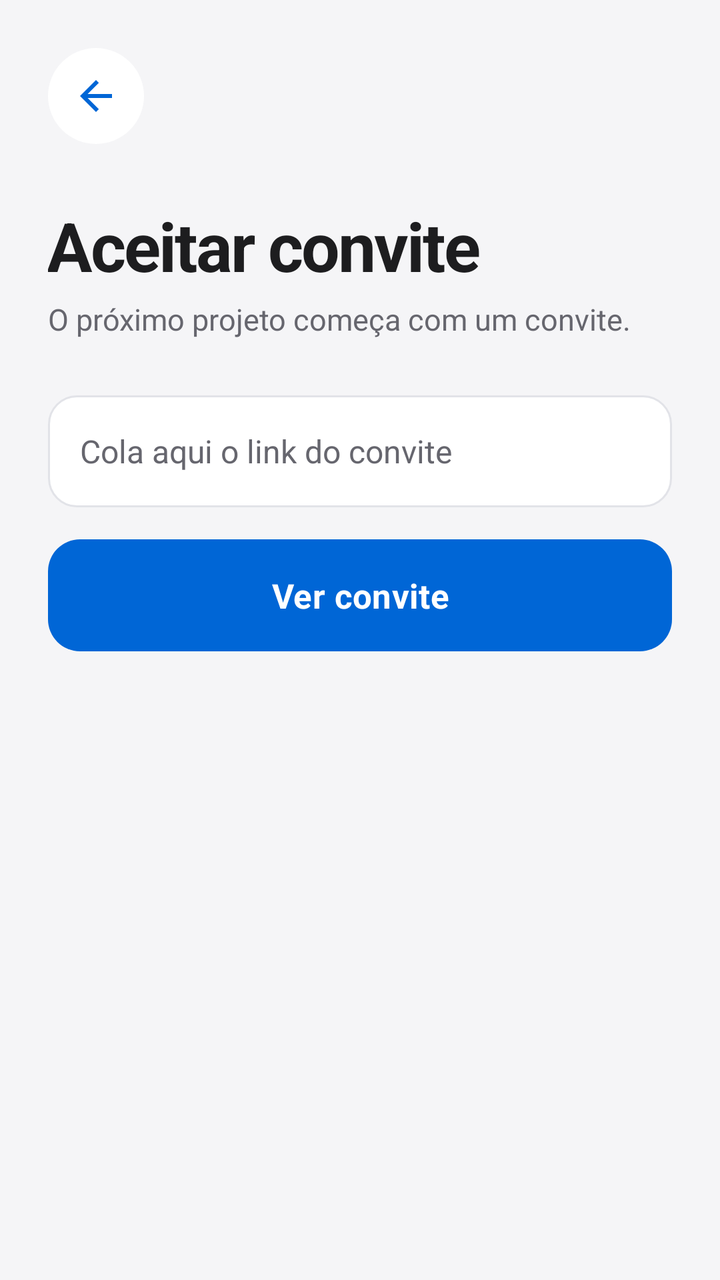
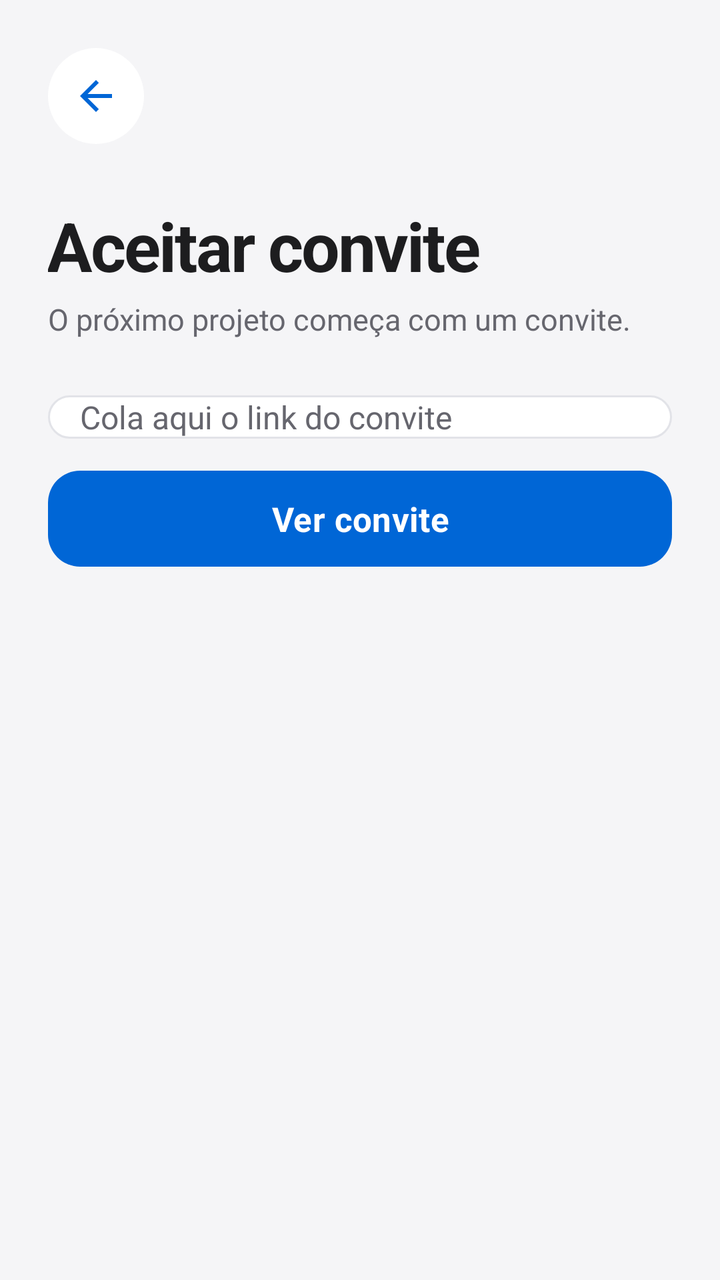

Screens rendered from an Android XML layout before and after an edit, with the pre-edit source and the edit as a unified diff.
<!-- AndroidManifest.xml: application theme Theme.TaskFlow -->
<!-- res/layout/activity_convite.xml -->
<?xml version="1.0" encoding="utf-8"?>
<ScrollView
    xmlns:android="http://schemas.android.com/apk/res/android"
    xmlns:app="http://schemas.android.com/apk/res-auto"
    android:id="@+id/raiz"
    android:layout_width="match_parent"
    android:layout_height="match_parent"
    android:background="@color/fundo"
    android:fillViewport="true"
    android:clipToPadding="false">
    <LinearLayout
        android:layout_width="match_parent"
        android:layout_height="wrap_content"
        android:orientation="vertical"
        android:padding="24dp"
        android:focusableInTouchMode="true">
        <LinearLayout
            android:layout_width="match_parent"
            android:layout_height="wrap_content"
            android:orientation="horizontal">
            <ImageButton
                android:id="@+id/botao_voltar"
                style="@style/BotaoIcone"
                android:src="@drawable/ic_voltar"
                android:contentDescription="@string/voltar"/>
        </LinearLayout>
        <Space android:layout_width="1dp" android:layout_height="20dp"/>
        <TextView style="@style/TituloGrande" android:text="@string/aceitar_convite"/>
        <TextView style="@style/TextoApoio" android:text="@string/convite_apoio"/>
        <Space android:layout_width="1dp" android:layout_height="28dp"/>
        <EditText
            android:id="@+id/campo_convite"
            style="@style/Campo"
            android:hint="@string/colar_link_convite"
            android:inputType="textUri"/>
        <Space android:layout_width="1dp" android:layout_height="16dp"/>
        <com.google.android.material.button.MaterialButton
            android:id="@+id/botao_ver"
            style="@style/BotaoPrimario"
            android:text="@string/ver_convite"/>
        <Space android:layout_width="1dp" android:layout_height="20dp"/>
        <TextView
            android:id="@+id/texto_convite"
            style="@style/TextoApoio"
            android:background="@drawable/bg_cartao"
            android:padding="24dp"
            android:visibility="gone"/>
        <Space android:layout_width="1dp" android:layout_height="20dp"/>
        <com.google.android.material.button.MaterialButton
            android:id="@+id/botao_aceitar"
            style="@style/BotaoPrimario"
            android:text="@string/aceitar_convite"
            android:visibility="gone"/>
    </LinearLayout>
</ScrollView>
<!-- resources referenced by this layout -->
<resources>
  <color name="fundo">#F5F5F7</color>
  <string name="aceitar_convite">Aceitar convite</string>
  <string name="colar_link_convite">Cola aqui o link do convite</string>
  <string name="ver_convite">Ver convite</string>
  <string name="voltar">Voltar</string>
  <style name="BotaoIcone">
          <item name="android:layout_width">48dp</item>
          <item name="android:layout_height">48dp</item>
          <item name="android:background">@drawable/bg_acao</item>
          <item name="android:padding">12dp</item>
          <item name="tint">@color/roxo</item>
      </style>
  <style name="BotaoPrimario" parent="Widget.Material3.Button">
          <item name="android:layout_width">match_parent</item>
          <item name="android:layout_height">56dp</item>
          <item name="android:textSize">17sp</item>
          <item name="android:textStyle">bold</item>
          <item name="android:textAllCaps">false</item>
          <item name="android:textColor">@android:color/white</item>
          <item name="backgroundTint">@color/azul_botao</item>
          <item name="cornerRadius">16dp</item>
          <item name="android:insetTop">0dp</item>
          <item name="android:insetBottom">0dp</item>
      </style>
  <style name="Campo">
          <item name="android:layout_width">match_parent</item>
          <item name="android:layout_height">56dp</item>
          <item name="android:background">@drawable/bg_input</item>
          <item name="android:paddingStart">16dp</item>
          <item name="android:paddingEnd">16dp</item>
          <item name="android:textColor">@color/texto</item>
          <item name="android:textColorHint">@color/texto_secundario</item>
          <item name="android:textSize">16sp</item>
          <item name="android:singleLine">true</item>
      </style>
  <style name="TextoApoio">
          <item name="android:layout_width">match_parent</item>
          <item name="android:layout_height">wrap_content</item>
          <item name="android:textSize">15sp</item>
          <item name="android:lineSpacingExtra">4dp</item>
          <item name="android:textColor">@color/texto_secundario</item>
      </style>
  <style name="TituloGrande">
          <item name="android:layout_width">match_parent</item>
          <item name="android:layout_height">wrap_content</item>
          <item name="android:textSize">34sp</item>
          <item name="android:textColor">@color/texto</item>
          <item name="android:textStyle">bold</item>
          <item name="android:letterSpacing">-0.03</item>
          <item name="android:paddingTop">8dp</item>
          <item name="android:paddingBottom">4dp</item>
      </style>
  <color name="cartao">#FFFFFF</color>
  <color name="texto">#1D1D1F</color>
  <color name="roxo">#0066D6</color>
  <color name="azul_botao">#0066D6</color>
  <color name="texto_secundario">#66666E</color>
  <color name="roxo_suave">#E5EFFF</color>
  <color name="fundo_input">#FFFFFF</color>
  <color name="separador">#E2E3E8</color>
  <style name="ShapeAppearance.TaskFlow.Dialog" parent="ShapeAppearance.Material3.Corner.Large">
          <item name="cornerSize">24dp</item>
      </style>
  <!-- unchanged entries left out for length: 8 -->
</resources>

<!-- the commit's change to res/layout/activity_convite.xml (unified diff, before → after) -->
@@ -8,48 +8,100 @@
     android:background="@color/fundo"
     android:fillViewport="true"
     android:clipToPadding="false">
-    <LinearLayout
+
+    <androidx.constraintlayout.widget.ConstraintLayout
         android:layout_width="match_parent"
         android:layout_height="wrap_content"
-        android:orientation="vertical"
-        android:padding="24dp"
+        android:padding="@dimen/margem_ecra"
         android:focusableInTouchMode="true">
-        <LinearLayout
-            android:layout_width="match_parent"
+
+        <ImageButton
+            android:id="@+id/botao_voltar"
+            style="@style/BotaoIcone"
+            android:src="@drawable/ic_voltar"
+            android:contentDescription="@string/voltar"
+            app:layout_constraintStart_toStartOf="parent"
+            app:layout_constraintTop_toTopOf="parent"/>
+
+        <TextView
+            android:id="@+id/titulo_convite"
+            style="@style/TituloGrande"
+            android:layout_width="0dp"
             android:layout_height="wrap_content"
-            android:orientation="horizontal">
-            <ImageButton
-                android:id="@+id/botao_voltar"
-                style="@style/BotaoIcone"
-                android:src="@drawable/ic_voltar"
-                android:contentDescription="@string/voltar"/>
-        </LinearLayout>
-        <Space android:layout_width="1dp" android:layout_height="20dp"/>
-        <TextView style="@style/TituloGrande" android:text="@string/aceitar_convite"/>
-        <TextView style="@style/TextoApoio" android:text="@string/convite_apoio"/>
-        <Space android:layout_width="1dp" android:layout_height="28dp"/>
+            android:layout_marginTop="@dimen/margem"
+            android:text="@string/aceitar_convite"
+            app:layout_constraintEnd_toEndOf="parent"
+            app:layout_constraintStart_toStartOf="parent"
+            app:layout_constraintTop_toBottomOf="@id/botao_voltar"/>
+
+        <TextView
+            android:id="@+id/texto_apoio_convite"
+            style="@style/TextoApoio"
+            android:layout_width="0dp"
+            android:layout_height="wrap_content"
+            android:text="@string/convite_apoio"
+            app:layout_constraintEnd_toEndOf="parent"
+            app:layout_constraintStart_toStartOf="parent"
+            app:layout_constraintTop_toBottomOf="@id/titulo_convite"/>
+
         <EditText
             android:id="@+id/campo_convite"
             style="@style/Campo"
+            android:layout_width="0dp"
+            android:layout_height="wrap_content"
+            android:layout_marginTop="@dimen/margem_grande"
             android:hint="@string/colar_link_convite"
-            android:inputType="textUri"/>
-        <Space android:layout_width="1dp" android:layout_height="16dp"/>
+            android:inputType="textUri"
+            app:layout_constraintEnd_toEndOf="parent"
+            app:layout_constraintStart_toStartOf="parent"
+            app:layout_constraintTop_toBottomOf="@id/texto_apoio_convite"/>
+
         <com.google.android.material.button.MaterialButton
             android:id="@+id/botao_ver"
             style="@style/BotaoPrimario"
-            android:text="@string/ver_convite"/>
-        <Space android:layout_width="1dp" android:layout_height="20dp"/>
+            android:layout_width="0dp"
+            android:layout_height="wrap_content"
+            android:layout_marginTop="@dimen/espaco_16"
+            android:text="@string/ver_convite"
+            app:layout_constraintEnd_toEndOf="parent"
+            app:layout_constraintStart_toStartOf="parent"
+            app:layout_constraintTop_toBottomOf="@id/campo_convite"/>
+
+        
+        <ProgressBar
+            android:id="@+id/loading"
+            android:layout_width="@dimen/altura_indicador"
+            android:layout_height="@dimen/altura_indicador"
+            android:layout_marginTop="@dimen/margem_pequena"
+            android:visibility="gone"
+            app:layout_constraintEnd_toEndOf="parent"
+            app:layout_constraintStart_toStartOf="parent"
+            app:layout_constraintTop_toBottomOf="@id/botao_ver"/>
+
         <TextView
             android:id="@+id/texto_convite"
             style="@style/TextoApoio"
+            android:layout_width="0dp"
+            android:layout_height="wrap_content"
+            android:layout_marginTop="@dimen/margem"
             android:background="@drawable/bg_cartao"
-            android:padding="24dp"
-            android:visibility="gone"/>
-        <Space android:layout_width="1dp" android:layout_height="20dp"/>
+            android:padding="@dimen/margem_grande"
+            android:visibility="gone"
+            app:layout_constraintEnd_toEndOf="parent"
+            app:layout_constraintStart_toStartOf="parent"
+            app:layout_constraintTop_toBottomOf="@id/loading"/>
+
         <com.google.android.material.button.MaterialButton
             android:id="@+id/botao_aceitar"
             style="@style/BotaoPrimario"
+            android:layout_width="0dp"
+            android:layout_height="wrap_content"
+            android:layout_marginTop="@dimen/margem"
             android:text="@string/aceitar_convite"
-            android:visibility="gone"/>
-    </LinearLayout>
+            android:visibility="gone"
+            app:layout_constraintEnd_toEndOf="parent"
+            app:layout_constraintStart_toStartOf="parent"
+            app:layout_constraintTop_toBottomOf="@id/texto_convite"/>
+
+    </androidx.constraintlayout.widget.ConstraintLayout>
 </ScrollView>
<!-- resource entries referenced after the edit -->
@@ -1,68 +1,84 @@
 <!-- resources referenced by this layout -->
 <resources>
   <color name="fundo">#F5F5F7</color>
+  <dimen name="altura_indicador">28dp</dimen>
+  <dimen name="espaco_16">16dp</dimen>
+  <dimen name="margem">20dp</dimen>
+  <dimen name="margem_ecra">24dp</dimen>
+  <dimen name="margem_grande">28dp</dimen>
+  <dimen name="margem_pequena">12dp</dimen>
   <string name="aceitar_convite">Aceitar convite</string>
   <string name="colar_link_convite">Cola aqui o link do convite</string>
   <string name="ver_convite">Ver convite</string>
   <string name="voltar">Voltar</string>
   <style name="BotaoIcone">
-          <item name="android:layout_width">48dp</item>
-          <item name="android:layout_height">48dp</item>
+          <item name="android:layout_width">@dimen/altura_botao_icone</item>
+          <item name="android:layout_height">@dimen/altura_botao_icone</item>
           <item name="android:background">@drawable/bg_acao</item>
-          <item name="android:padding">12dp</item>
+          <item name="android:padding">@dimen/margem_pequena</item>
           <item name="tint">@color/roxo</item>
       </style>
   <style name="BotaoPrimario" parent="Widget.Material3.Button">
           <item name="android:layout_width">match_parent</item>
-          <item name="android:layout_height">56dp</item>
-          <item name="android:textSize">17sp</item>
+          <item name="android:layout_height">@dimen/altura_botao</item>
+          <item name="android:textSize">@dimen/texto_botao</item>
           <item name="android:textStyle">bold</item>
           <item name="android:textAllCaps">false</item>
           <item name="android:textColor">@android:color/white</item>
           <item name="backgroundTint">@color/azul_botao</item>
-          <item name="cornerRadius">16dp</item>
+          <item name="cornerRadius">@dimen/raio_botao</item>
           <item name="android:insetTop">0dp</item>
           <item name="android:insetBottom">0dp</item>
       </style>
   <style name="Campo">
           <item name="android:layout_width">match_parent</item>
-          <item name="android:layout_height">56dp</item>
+          <item name="android:layout_height">@dimen/altura_botao</item>
           <item name="android:background">@drawable/bg_input</item>
-          <item name="android:paddingStart">16dp</item>
-          <item name="android:paddingEnd">16dp</item>
+          <item name="android:paddingStart">@dimen/espaco_16</item>
+          <item name="android:paddingEnd">@dimen/espaco_16</item>
           <item name="android:textColor">@color/texto</item>
           <item name="android:textColorHint">@color/texto_secundario</item>
-          <item name="android:textSize">16sp</item>
+          <item name="android:textSize">@dimen/texto_normal</item>
           <item name="android:singleLine">true</item>
       </style>
   <style name="TextoApoio">
           <item name="android:layout_width">match_parent</item>
           <item name="android:layout_height">wrap_content</item>
-          <item name="android:textSize">15sp</item>
-          <item name="android:lineSpacingExtra">4dp</item>
+          <item name="android:textSize">@dimen/texto_apoio</item>
+          <item name="android:lineSpacingExtra">@dimen/espaco_4</item>
           <item name="android:textColor">@color/texto_secundario</item>
       </style>
   <style name="TituloGrande">
           <item name="android:layout_width">match_parent</item>
           <item name="android:layout_height">wrap_content</item>
-          <item name="android:textSize">34sp</item>
+          <item name="android:textSize">@dimen/texto_titulo</item>
           <item name="android:textColor">@color/texto</item>
           <item name="android:textStyle">bold</item>
           <item name="android:letterSpacing">-0.03</item>
-          <item name="android:paddingTop">8dp</item>
-          <item name="android:paddingBottom">4dp</item>
+          <item name="android:paddingTop">@dimen/espaco_8</item>
+          <item name="android:paddingBottom">@dimen/espaco_4</item>
       </style>
   <color name="cartao">#FFFFFF</color>
   <color name="texto">#1D1D1F</color>
+  <dimen name="altura_botao_icone">48dp</dimen>
   <color name="roxo">#0066D6</color>
+  <dimen name="altura_botao">56dp</dimen>
+  <dimen name="texto_botao">17sp</dimen>
   <color name="azul_botao">#0066D6</color>
+  <dimen name="raio_botao">16dp</dimen>
   <color name="texto_secundario">#66666E</color>
+  <dimen name="texto_normal">16sp</dimen>
+  <dimen name="texto_apoio">15sp</dimen>
+  <dimen name="espaco_4">4dp</dimen>
+  <dimen name="texto_titulo">34sp</dimen>
+  <dimen name="espaco_8">8dp</dimen>
   <color name="roxo_suave">#E5EFFF</color>
   <color name="fundo_input">#FFFFFF</color>
   <color name="separador">#E2E3E8</color>
   <style name="ShapeAppearance.TaskFlow.Dialog" parent="ShapeAppearance.Material3.Corner.Large">
-          <item name="cornerSize">24dp</item>
+          <item name="cornerSize">@dimen/espaco_24</item>
       </style>
+  <dimen name="espaco_24">24dp</dimen>
   <!-- unchanged entries left out for length: 8 -->
 </resources>
 
